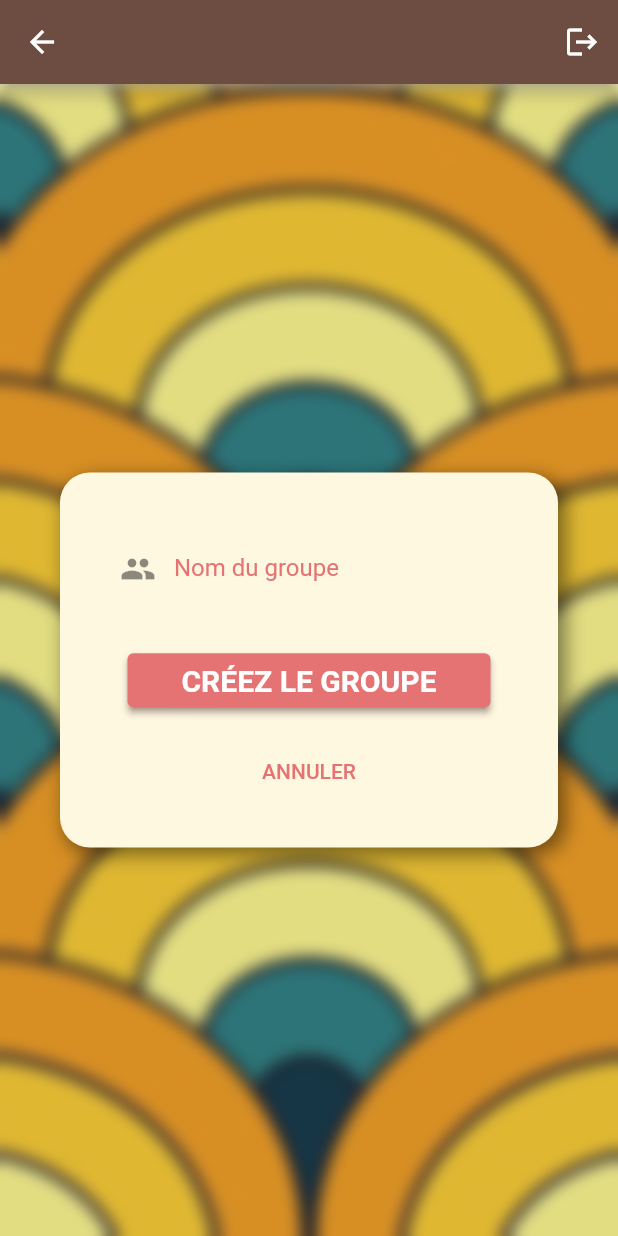
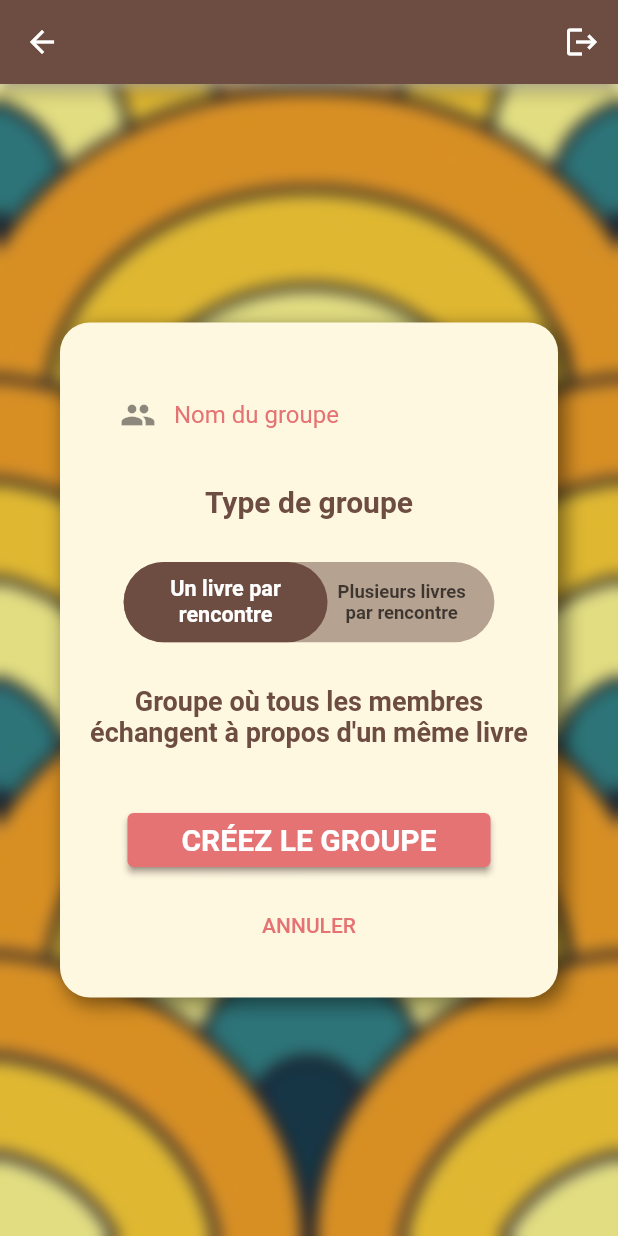
Before and after one commit to Ockham-Byron/book_club, a Flutter app: the CreateGroup screen opened directly with empty values, on a phone screen of 412 x 824 dp. Run offline on Flutter 3.47's test engine with Material 2 defaults, Android fonts, the phone set to English and light mode, and no system bars; our stand-ins replace badges, circular_profile_avatar, cloud_firestore, firebase_auth, firebase_core, flutter_datetime_picker and 2 more; missing offline and left inert: favorite_button, mailto, webviewx; accounts and stored records are empty; Roboto replaces fonts that are missing (Rubik).

Commit message:
toogle group type

```diff
--- a/lib/main.dart
+++ b/lib/main.dart
@@ -10,13 +10,13 @@ import 'package:provider/provider.dart';
 void main() async {
   WidgetsFlutterBinding.ensureInitialized();
   await Firebase.initializeApp(
-    options: const FirebaseOptions(
-      apiKey: "AIzaSyDHuCUWdCGUqJEE-bOXifAqetT9ST8BMRU",
-      appId: "1:435158685506:web:9cfc33da09b4fc1ef55adb",
-      messagingSenderId: "435158685506",
-      projectId: "book-club-6f916",
-    ),
-  );
+      // options: const FirebaseOptions(
+      //   apiKey: "AIzaSyDHuCUWdCGUqJEE-bOXifAqetT9ST8BMRU",
+      //   appId: "1:435158685506:web:9cfc33da09b4fc1ef55adb",
+      //   messagingSenderId: "435158685506",
+      //   projectId: "book-club-6f916",
+      // ),
+      );
   WidgetsFlutterBinding.ensureInitialized();
   SystemChrome.setPreferredOrientations([DeviceOrientation.portraitUp]).then(
     (value) => runApp(const MyApp()),
--- a/lib/models/group_model.dart
+++ b/lib/models/group_model.dart
@@ -3,16 +3,17 @@ class GroupModel {
   String? name;
   String? leader;
   List<String>? members;
+  bool? isSingleBookGroup;
 
   String? currentBookId;
   int? indexPickingBook;
 
-  GroupModel({
-    this.id,
-    this.name,
-    this.leader,
-    this.members,
-    this.currentBookId,
-    this.indexPickingBook,
-  });
+  GroupModel(
+      {this.id,
+      this.name,
+      this.leader,
+      this.members,
+      this.currentBookId,
+      this.indexPickingBook,
+      this.isSingleBookGroup});
 }
--- a/lib/screens/home/noGroupHome/create_group.dart
+++ b/lib/screens/home/noGroupHome/create_group.dart
@@ -8,6 +8,7 @@ import 'package:book_club/shared/containers/background_container.dart';
 import 'package:book_club/shared/containers/shadow_container.dart';
 import 'package:flutter/material.dart';
 
+import '../../../shared/buttons/animated_toggle.dart';
 import '../../../shared/custom_form_field.dart';
 
 class CreateGroup extends StatefulWidget {
@@ -24,10 +25,12 @@ class _CreateGroupState extends State<CreateGroup> {
 
   FocusNode? fgrname;
 
-  void _createGroup(String groupName, UserModel user) async {
+  void _createGroup(
+      String groupName, UserModel user, bool isSingleBookGroup) async {
     String _returnString;
 
-    _returnString = await DBFuture().createGroup(groupName, user);
+    _returnString =
+        await DBFuture().createGroup(groupName, user, isSingleBookGroup);
 
     if (_returnString == "success") {
       Navigator.of(context).pushReplacement(
@@ -36,6 +39,24 @@ class _CreateGroupState extends State<CreateGroup> {
   }
 
   final TextEditingController _groupNameInput = TextEditingController();
+
+  int _toggleValue = 0;
+  bool isSingleBookGroup(toggleValue) {
+    if (toggleValue == 0) {
+      return true;
+    } else {
+      return false;
+    }
+  }
+
+  String explicationText(int toggleValue) {
+    if (toggleValue == 0) {
+      return 'Groupe où tous les membres échangent à propos d\'un même livre';
+    } else {
+      return 'Groupe où les membres se prêtent plusieurs livres entre eux';
+    }
+  }
+
   @override
   Widget build(BuildContext context) {
     return LayoutBuilder(
@@ -59,7 +80,7 @@ class _CreateGroupState extends State<CreateGroup> {
       body: BackgroundContainer(
         child: Center(
           child: Container(
-            height: 250,
+            height: 450,
             padding: const EdgeInsets.symmetric(horizontal: 20.0),
             child: ShadowContainer(
               child: Form(
@@ -82,12 +103,41 @@ class _CreateGroupState extends State<CreateGroup> {
                         }
                       },
                     ),
+                    Text(
+                      "Type de groupe",
+                      style: TextStyle(color: Theme.of(context).shadowColor),
+                    ),
+                    AnimatedToggle(
+                      values: const [
+                        'Un livre par rencontre',
+                        'Plusieurs livres par rencontre'
+                      ],
+                      onToggleCallback: (value) {
+                        setState(() {
+                          _toggleValue = value;
+                        });
+                      },
+                      buttonColor: Theme.of(context).shadowColor,
+                      backgroundColor:
+                          Theme.of(context).shadowColor.withOpacity(0.5),
+                      textColor: const Color(0xFFFFFFFF),
+                    ),
+                    Text(
+                      explicationText(_toggleValue),
+                      textAlign: TextAlign.center,
+                      style: TextStyle(
+                          color: Theme.of(context).shadowColor, fontSize: 18),
+                    ),
+                    SizedBox(
+                      height: 20,
+                    ),
                     ElevatedButton(
                       onPressed: () {
                         if (_formKey.currentState!.validate()) {
                           UserModel currentUser = widget.currentUser;
 
-                          _createGroup(_groupNameInput.text, currentUser);
+                          _createGroup(_groupNameInput.text, currentUser,
+                              isSingleBookGroup(_toggleValue));
                         }
                       },
                       child: Padding(
--- a/lib/services/db_future.dart
+++ b/lib/services/db_future.dart
@@ -129,9 +129,7 @@ class DBFuture {
   /* ---------------------------- */
 
   Future<String> createGroup(
-    String groupName,
-    UserModel user,
-  ) async {
+      String groupName, UserModel user, bool isSingleBookGroup) async {
     String retVal = "error";
     List<String> members = [];
 
@@ -143,6 +141,7 @@ class DBFuture {
         "members": members,
         "currentBookId": null,
         "indexPickingBook": 0,
+        "isSingleBookGroup": isSingleBookGroup
       });
       await usersCollection.doc(user.uid).update({
         "groupId": _docRef.id,
--- a/lib/services/db_stream.dart
+++ b/lib/services/db_stream.dart
@@ -64,7 +64,7 @@ class DBStream {
           currentBookId: doc.data()["currentBookId"],
           indexPickingBook: doc.data()["indexPickingBook"],
           members: List<String>.from(doc.data()["members"]),
-      );
+          isSingleBookGroup: doc.data()["isSingleBookGroup"]);
     }).toList();
   }
 
@@ -81,6 +81,7 @@ class DBStream {
         leader: snapshot.get("leader"),
         currentBookId: snapshot.get("currentBookId"),
         indexPickingBook: snapshot.get("indexPickingBook"),
+        isSingleBookGroup: snapshot.get("isSingleBookGroup"),
         members: List<String>.from(snapshot.get("members")));
   }
 
--- /dev/null
+++ b/lib/shared/buttons/animated_toggle.dart
@@ -0,0 +1,108 @@
+import 'package:flutter/material.dart';
+
+class AnimatedToggle extends StatefulWidget {
+  final List<String> values;
+  final ValueChanged onToggleCallback;
+  final Color backgroundColor;
+  final Color buttonColor;
+  final Color textColor;
+
+  AnimatedToggle({
+    required this.values,
+    required this.onToggleCallback,
+    this.backgroundColor = const Color(0xFFe7e7e8),
+    this.buttonColor = const Color(0xFFFFFFFF),
+    this.textColor = const Color(0xFF000000),
+  });
+  @override
+  _AnimatedToggleState createState() => _AnimatedToggleState();
+}
+
+class _AnimatedToggleState extends State<AnimatedToggle> {
+  bool initialPosition = true;
+
+  @override
+  Widget build(BuildContext context) {
+    double screenWidth = MediaQuery.of(context).size.width;
+    //double screenHeight = MediaQuery.of(context).size.height;
+    return Container(
+      width: screenWidth * 0.6,
+      height: screenWidth * 0.13,
+      margin: const EdgeInsets.all(20),
+      child: Stack(
+        children: <Widget>[
+          GestureDetector(
+            onTap: () {
+              initialPosition = !initialPosition;
+              var index = 0;
+              if (!initialPosition) {
+                index = 1;
+              }
+              widget.onToggleCallback(index);
+              setState(() {});
+            },
+            child: Container(
+              width: screenWidth * 0.6,
+              height: screenWidth * 0.13,
+              decoration: ShapeDecoration(
+                color: widget.backgroundColor,
+                shape: RoundedRectangleBorder(
+                  borderRadius: BorderRadius.circular(screenWidth * 0.1),
+                ),
+              ),
+              child: Row(
+                mainAxisAlignment: MainAxisAlignment.spaceBetween,
+                children: List.generate(
+                  widget.values.length,
+                  (index) => Expanded(
+                    child: Padding(
+                      padding:
+                          EdgeInsets.symmetric(horizontal: screenWidth * 0.045),
+                      child: Text(
+                        widget.values[index],
+                        style: TextStyle(
+                          fontFamily: 'Rubik',
+                          fontSize: screenWidth * 0.03,
+                          fontWeight: FontWeight.bold,
+                          color: const Color(0xAA000000),
+                        ),
+                        textAlign: TextAlign.center,
+                      ),
+                    ),
+                  ),
+                ),
+              ),
+            ),
+          ),
+          AnimatedAlign(
+            duration: const Duration(milliseconds: 250),
+            curve: Curves.decelerate,
+            alignment:
+                initialPosition ? Alignment.centerLeft : Alignment.centerRight,
+            child: Container(
+              width: screenWidth * 0.33,
+              height: screenWidth * 0.13,
+              decoration: ShapeDecoration(
+                color: widget.buttonColor,
+                shape: RoundedRectangleBorder(
+                  borderRadius: BorderRadius.circular(screenWidth * 0.1),
+                ),
+              ),
+              child: Text(
+                initialPosition ? widget.values[0] : widget.values[1],
+                style: TextStyle(
+                  fontFamily: 'Rubik',
+                  fontSize: screenWidth * 0.035,
+                  color: widget.textColor,
+                  fontWeight: FontWeight.bold,
+                ),
+                textAlign: TextAlign.center,
+              ),
+              alignment: Alignment.center,
+            ),
+          ),
+        ],
+      ),
+    );
+  }
+}
```
Lines whose indentation alone changed are shown as unchanged.
